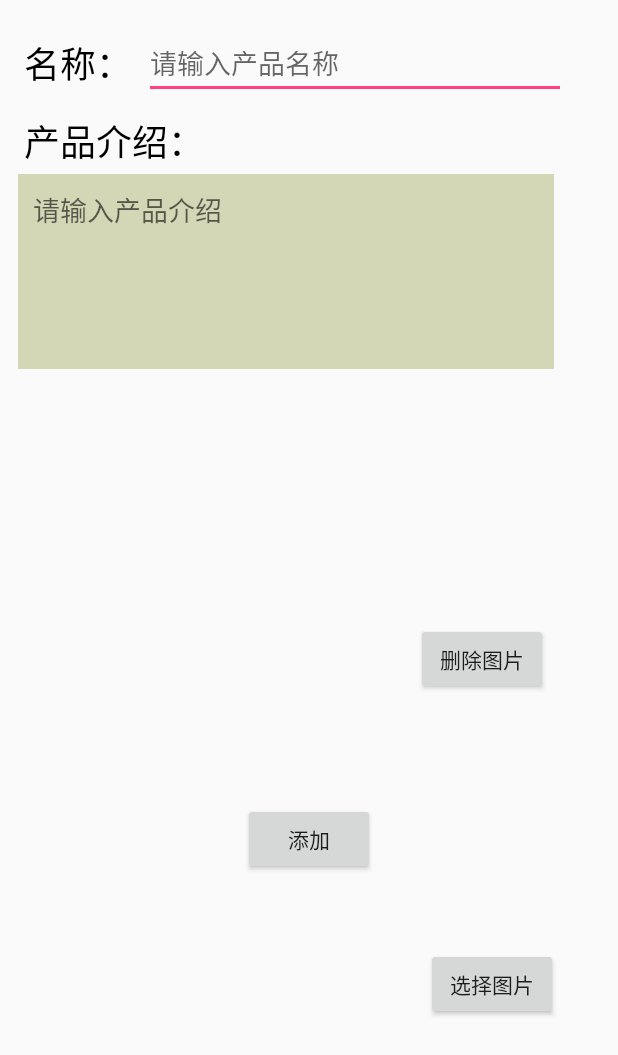
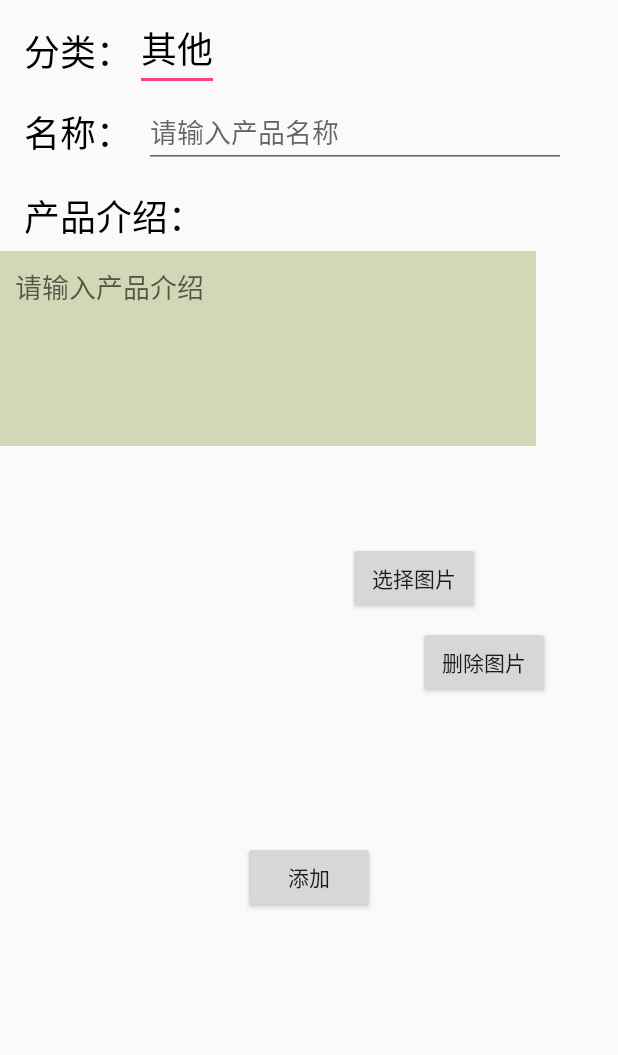
Before and after one commit to DavidLLI/Android-Item-Viewer, an Android app: the screen it shows after launch (AddUpdateItemActivity), after a tap on an icon or button, on a phone screen of 412 x 824 dp. Shown: the top 1055 px of the screen. Run offline under Robolectric (Android 15) with nearby library versions, the phone set to English and light mode, and no system bars; our stand-ins replace Room's generated code.

Commit message:
with category

```diff
--- a/app/src/main/java/com/example/a4742_000/myapplication/AddUpdateItemActivity.java
+++ b/app/src/main/java/com/example/a4742_000/myapplication/AddUpdateItemActivity.java
@@ -6,6 +6,7 @@ import android.content.Intent;
 import android.net.Uri;
 import android.os.Bundle;
 import android.provider.MediaStore;
+import android.support.annotation.Nullable;
 import android.support.design.widget.FloatingActionButton;
 import android.support.v7.app.AppCompatActivity;
 import android.support.v7.widget.GridLayoutManager;
@@ -15,6 +16,7 @@ import android.text.Editable;
 import android.text.TextWatcher;
 import android.util.DisplayMetrics;
 import android.view.View;
+import android.widget.AutoCompleteTextView;
 import android.widget.Button;
 import android.widget.CheckBox;
 import android.widget.EditText;
@@ -35,6 +37,8 @@ public class AddUpdateItemActivity extends AppCompatActivity {
     private EditText name_edit;
     private EditText description_edit;
     private RecyclerView images_view;
+    private AutoCompleteTextView category_view;
+    private ArrayStringAdapter categoryAdapter;
     private RecyclerView.LayoutManager mLayoutManager;
     private ImageListAdapter imageListAdapter;
     ListItemModel model;
@@ -49,6 +53,12 @@ public class AddUpdateItemActivity extends AppCompatActivity {
 
         setContentView(R.layout.new_item_view);
 
+        category_view = findViewById(R.id.categories_dropdown);
+        categoryAdapter = new ArrayStringAdapter(this, R.layout.my_text_view);
+        category_view.setAdapter(categoryAdapter);
+        model.getAllCategories().observe(this, (@Nullable final List<String> categories) -> {
+            categoryAdapter.updateData(categories);
+        });
         name_edit = findViewById(R.id.product_name_add);
         description_edit = findViewById(R.id.product_description_add);
         images_view = (RecyclerView) findViewById(R.id.imageList_add_view);
@@ -63,6 +73,10 @@ public class AddUpdateItemActivity extends AppCompatActivity {
 
         mItem = new ListItem();
 
+        if (getIntent().getExtras().get("category") != null) {
+            mItem.setCategory((String)getIntent().getExtras().get("category"));
+            category_view.setText(mItem.getCategory());
+        }
         if (getIntent().getExtras().get("name") != null) {
             mItem.setName((String)getIntent().getExtras().get("name"));
             name_edit.setText(mItem.getName());
@@ -100,6 +114,17 @@ public class AddUpdateItemActivity extends AppCompatActivity {
             public void afterTextChanged(Editable s) {
                 mItem.setDescription(s.toString());
             }
+        });
+
+        category_view.addTextChangedListener(new TextWatcher() {
+            @Override
+            public void beforeTextChanged(CharSequence s, int start, int count, int after) {}
+
+            @Override
+            public void onTextChanged(CharSequence s, int start, int before, int count) {}
+
+            @Override
+            public void afterTextChanged(Editable s) { mItem.setCategory(s.toString()); }
         });
 
         Button addPic_Button = (Button) findViewById(R.id.choose_pic_button);
--- /dev/null
+++ b/app/src/main/java/com/example/a4742_000/myapplication/ArrayStringAdapter.java
@@ -0,0 +1,31 @@
+package com.example.a4742_000.myapplication;
+
+import android.content.Context;
+import android.widget.ArrayAdapter;
+
+import java.util.ArrayList;
+import java.util.List;
+
+public class ArrayStringAdapter extends ArrayAdapter<String> {
+    private List<String> categories;
+
+    public ArrayStringAdapter(Context context, int resource) {
+        super(context, resource);
+        this.categories = new ArrayList<String>();
+    }
+
+    @Override
+    public int getCount() {
+        return categories.size();
+    }
+
+    @Override
+    public String getItem(int position) {
+        return categories.get(position);
+    }
+
+    public void updateData(List<String> categories) {
+        this.categories = categories;
+        notifyDataSetChanged();
+    }
+}
--- a/app/src/main/java/com/example/a4742_000/myapplication/Database/ListItemDao.java
+++ b/app/src/main/java/com/example/a4742_000/myapplication/Database/ListItemDao.java
@@ -23,6 +23,12 @@ public interface ListItemDao {
     @Query("SELECT * FROM ListItem WHERE name LIKE :name")
     LiveData<ListItem> findByName(String name);
 
+    @Query("SELECT * FROM ListItem WHERE category == :category")
+    LiveData<List<ListItem>> findByCategory(String category);
+
+    @Query("SELECT DISTINCT category FROM ListItem")
+    LiveData<List<String>> getAllCategories();
+
     @Insert(onConflict = OnConflictStrategy.REPLACE)
     void insertAll(List<ListItem> item);
 
--- a/app/src/main/java/com/example/a4742_000/myapplication/Database/ListItemModel.java
+++ b/app/src/main/java/com/example/a4742_000/myapplication/Database/ListItemModel.java
@@ -10,12 +10,16 @@ public class ListItemModel extends AndroidViewModel {
     private ListItemRepository mRepository;
 
     private LiveData<List<ListItem>> AllItems;
+    private LiveData<List<String>> AllCategories;
 
     public ListItemModel (Application application) {
         super(application);
         mRepository = new ListItemRepository(application);
         AllItems = mRepository.getAllItems();
+        AllCategories = mRepository.getAllCategories();
     }
+
+    public LiveData<List<String>> getAllCategories() { return this.AllCategories; }
 
     public LiveData<List<ListItem>> getAllItems() {
         return AllItems;
--- a/app/src/main/java/com/example/a4742_000/myapplication/Database/ListItemRepository.java
+++ b/app/src/main/java/com/example/a4742_000/myapplication/Database/ListItemRepository.java
@@ -10,15 +10,19 @@ import java.util.Map;
 public class ListItemRepository {
     private ListItemDao mListItemDao;
     private LiveData<List<ListItem>> items;
+    private LiveData<List<String>> categories;
 
     ListItemRepository(Application application) {
         AppDatabase db = AppDatabase.getInstance(application);
         mListItemDao = db.listItemDao();
         items = mListItemDao.getAll();
+        categories = mListItemDao.getAllCategories();
     }
 
+    LiveData<List<String>> getAllCategories() { return this.categories; }
+
     LiveData<List<ListItem>> getAllItems() {
-        return items;
+        return this.items;
     }
 
     public void insert (List<ListItem> items) {
--- a/app/src/main/java/com/example/a4742_000/myapplication/MainActivity.java
+++ b/app/src/main/java/com/example/a4742_000/myapplication/MainActivity.java
@@ -15,6 +15,8 @@ import android.util.DisplayMetrics;
 import android.view.View;
 import android.view.Menu;
 import android.view.MenuItem;
+import android.widget.AdapterView;
+import android.widget.Spinner;
 
 import com.example.a4742_000.myapplication.Database.AppDatabase;
 import com.example.a4742_000.myapplication.Database.ListItem;
@@ -26,12 +28,10 @@ import java.util.List;
 public class MainActivity extends AppCompatActivity {
 
     private ListItemModel mListItemViewModel;
+    private Spinner filterByCategory;
     private RecyclerView mainListView;
     private MainAdapter mainListAdapter;
     private RecyclerView.LayoutManager mLayoutManager;
-
-    // Database
-    private AppDatabase db;
 
     private static int calculateNoOfColumns(Context context) {
         DisplayMetrics displayMetrics = context.getResources().getDisplayMetrics();
@@ -48,6 +48,26 @@ public class MainActivity extends AppCompatActivity {
         Toolbar toolbar = (Toolbar) findViewById(R.id.toolbar);
         setSupportActionBar(toolbar);
 
+        // Initiate view model
+        mListItemViewModel = ViewModelProviders.of(this).get(ListItemModel.class);
+
+        filterByCategory = findViewById(R.id.category_filter_dropdown);
+        ArrayStringAdapter categoryAdapter = new ArrayStringAdapter(this, R.layout.my_text_view);
+        mListItemViewModel.getAllCategories().observe(this, (@Nullable final List<String> categories) -> {
+            categories.add(0, "全部");
+            categoryAdapter.updateData(categories);
+        });
+        filterByCategory.setAdapter(categoryAdapter);
+        filterByCategory.setOnItemSelectedListener(new AdapterView.OnItemSelectedListener() {
+            @Override
+            public void onItemSelected(AdapterView<?> parent, View view, int position, long id) {
+                mainListAdapter.dataChange(null, parent.getSelectedItem().toString());
+            }
+
+            @Override
+            public void onNothingSelected(AdapterView<?> parent) {}
+        });
+
         mainListView = (RecyclerView) findViewById(R.id.MainList);
         // Performance if size does not change
         mainListView.setHasFixedSize(true);
@@ -57,18 +77,11 @@ public class MainActivity extends AppCompatActivity {
         mLayoutManager = new GridLayoutManager(this, numberOfColumns);
         mainListView.setLayoutManager(mLayoutManager);
 
-        // Data Block
-        db = Room.databaseBuilder(getApplicationContext(),
-                AppDatabase.class, "item_database").build();
-
         // specify an adapter (see also next example)
         mainListAdapter = new MainAdapter();
         mainListView.setAdapter(mainListAdapter);
-
-        // Initiate view model
-        mListItemViewModel = ViewModelProviders.of(this).get(ListItemModel.class);
         mListItemViewModel.getAllItems().observe(this, (@Nullable final List<ListItem> items) -> {
-            mainListAdapter.dataChange(items);
+            mainListAdapter.dataChange(items, null);
         });
 
         FloatingActionButton addButton = (FloatingActionButton) findViewById(R.id.add_button);
--- a/app/src/main/java/com/example/a4742_000/myapplication/MainAdapter.java
+++ b/app/src/main/java/com/example/a4742_000/myapplication/MainAdapter.java
@@ -9,17 +9,22 @@ import android.support.v7.widget.RecyclerView;
 import android.view.LayoutInflater;
 import android.view.View;
 import android.view.ViewGroup;
+import android.widget.Filter;
+import android.widget.Filterable;
 import android.widget.ImageView;
 import android.widget.TextView;
 
 import com.example.a4742_000.myapplication.Database.ListItem;
 
+import java.io.FilterReader;
 import java.io.IOException;
 import java.util.ArrayList;
 import java.util.List;
 
 public class MainAdapter extends RecyclerView.Adapter<MainAdapter.ViewHolder> {
     private List<ListItem> mDataset;
+    private List<ListItem> filteredDataset;
+    private String category;
 
     public static class ViewHolder extends RecyclerView.ViewHolder {
         // each data item is just a string in this case
@@ -37,6 +42,8 @@ public class MainAdapter extends RecyclerView.Adapter<MainAdapter.ViewHolder> {
     // Provide a suitable constructor (depends on the kind of dataset)
     public MainAdapter() {
         mDataset = new ArrayList<ListItem>();
+        filteredDataset = new ArrayList<>();
+        category = new String();
     }
 
     // Create new views (invoked by the layout manager)
@@ -55,10 +62,10 @@ public class MainAdapter extends RecyclerView.Adapter<MainAdapter.ViewHolder> {
     public void onBindViewHolder(ViewHolder holder, final int position) {
         // - get element from your dataset at this position
         // - replace the contents of the view with that element
-        holder.mTextView.setText(mDataset.get(position).getName());
+        holder.mTextView.setText(filteredDataset.get(position).getName());
         try {
             holder.mImageView.setImageBitmap(MediaStore.Images.Media.getBitmap(holder.mImageView.getContext()
-                    .getContentResolver(), Uri.parse(mDataset.get(position).getImageUrisWrapper().get(0))));
+                    .getContentResolver(), Uri.parse(filteredDataset.get(position).getImageUrisWrapper().get(0))));
         } catch (Exception e) {
             holder.mImageView.setImageResource(R.drawable.captainamerica);
         }
@@ -69,10 +76,11 @@ public class MainAdapter extends RecyclerView.Adapter<MainAdapter.ViewHolder> {
 
                 // Put in data
                 Bundle bundle = new Bundle();
-                bundle.putInt("uid", mDataset.get(position).getUid());
-                bundle.putString("name", mDataset.get(position).getName());
-                bundle.putStringArrayList("image", new ArrayList(mDataset.get(position).getImageUrisWrapper()));
-                bundle.putString("description", mDataset.get(position).getDescription());
+                bundle.putInt("uid", filteredDataset.get(position).getUid());
+                bundle.putString("category", filteredDataset.get(position).getCategory());
+                bundle.putString("name", filteredDataset.get(position).getName());
+                bundle.putStringArrayList("image", new ArrayList(filteredDataset.get(position).getImageUrisWrapper()));
+                bundle.putString("description", filteredDataset.get(position).getDescription());
                 intentBundle.putExtras(bundle);
                 ClickedView.getContext().startActivity(intentBundle);
             }
@@ -82,7 +90,7 @@ public class MainAdapter extends RecyclerView.Adapter<MainAdapter.ViewHolder> {
     // Return the size of your dataset (invoked by the layout manager)
     @Override
     public int getItemCount() {
-        return mDataset.size();
+        return filteredDataset.size();
     }
 
     @Override
@@ -90,9 +98,17 @@ public class MainAdapter extends RecyclerView.Adapter<MainAdapter.ViewHolder> {
         super.onAttachedToRecyclerView(recyclerView);
     }
 
-    public void dataChange(List<ListItem> items) {
-        mDataset = items;
+    public void dataChange(List<ListItem> items, String category) {
+        if (items != null) {
+            mDataset = items;
+        }
+        this.category = category;
+        filteredDataset.clear();
+        for (ListItem item : mDataset) {
+            if (item.getCategory().equals(category) || category == null || category.isEmpty() || category.equals("全部")) {
+                filteredDataset.add(item);
+            }
+        }
         notifyDataSetChanged();
     }
-
 }
--- a/app/src/main/res/layout/my_text_view.xml
+++ b/app/src/main/res/layout/my_text_view.xml
@@ -1,6 +1,8 @@
 <?xml version="1.0" encoding="utf-8"?>
 <TextView xmlns:android="http://schemas.android.com/apk/res/android"
-    android:layout_width="match_parent"
-    android:layout_height="wrap_content ">
+    android:layout_width="wrap_content"
+    android:layout_height="wrap_content"
+    android:textColor="#000000"
+    android:textSize="24sp">
 
 </TextView>
--- a/app/src/main/res/layout/new_item_view.xml
+++ b/app/src/main/res/layout/new_item_view.xml
@@ -6,14 +6,37 @@
     android:layout_width="match_parent"
     android:layout_height="match_parent">
 
+    <TextView
+        android:id="@+id/textView4"
+        android:layout_width="74dp"
+        android:layout_height="30dp"
+        android:layout_marginStart="16dp"
+        android:layout_marginTop="16dp"
+        android:text="分类："
+        android:textColor="#000000"
+        android:textSize="24sp"
+        app:layout_constraintStart_toStartOf="parent"
+        app:layout_constraintTop_toTopOf="parent" />
+
+    <AutoCompleteTextView
+        android:id="@+id/categories_dropdown"
+        android:layout_width="wrap_content"
+        android:layout_height="wrap_content"
+        android:layout_marginTop="4dp"
+        android:text="其他"
+        android:textColor="#000000"
+        android:textSize="24sp"
+        app:layout_constraintStart_toEndOf="@+id/textView4"
+        app:layout_constraintTop_toTopOf="parent" />
+
     <EditText
         android:id="@+id/product_name_add"
         android:layout_width="281dp"
         android:layout_height="42dp"
         android:layout_marginBottom="8dp"
         android:layout_marginEnd="8dp"
-        android:layout_marginStart="96dp"
-        android:layout_marginTop="24dp"
+        android:layout_marginStart="8dp"
+        android:layout_marginTop="8dp"
         android:ems="10"
         android:hint="请输入产品名称"
         android:inputType="textPersonName"
@@ -21,48 +44,49 @@
         app:layout_constraintBottom_toBottomOf="parent"
         app:layout_constraintEnd_toEndOf="parent"
         app:layout_constraintHorizontal_bias="0.0"
-        app:layout_constraintStart_toStartOf="parent"
-        app:layout_constraintTop_toTopOf="parent"
-        app:layout_constraintVertical_bias="0.0" />
+        app:layout_constraintStart_toEndOf="@+id/textView3"
+        app:layout_constraintTop_toBottomOf="@+id/categories_dropdown"
+        app:layout_constraintVertical_bias="0.002" />
 
     <TextView
-        android:layout_width="95dp"
-        android:layout_height="33dp"
+        android:id="@+id/textView3"
+        android:layout_width="72dp"
+        android:layout_height="32dp"
         android:layout_marginStart="16dp"
         android:layout_marginTop="24dp"
         android:text="名称："
+        android:textColor="#000000"
         android:textSize="24sp"
         app:layout_constraintStart_toStartOf="parent"
-        app:layout_constraintTop_toTopOf="parent"
-        android:textColor="#000000"/>
+        app:layout_constraintTop_toBottomOf="@+id/textView4" />
 
     <EditText
         android:id="@+id/product_description_add"
         android:layout_width="357dp"
         android:layout_height="130dp"
-        android:layout_marginStart="12dp"
-        android:layout_marginTop="116dp"
+        android:layout_marginTop="8dp"
+        android:background="#d3d7b6"
         android:ems="10"
-        android:padding="10dp"
+        android:gravity="top|start"
         android:hint="请输入产品介绍"
         android:inputType="textMultiLine"
+        android:padding="10dp"
+        android:scrollbars="vertical"
         android:textColor="#000000"
-        android:background="#d3d7b6"
-        android:gravity="top|start"
         app:layout_constraintStart_toStartOf="parent"
-        app:layout_constraintTop_toTopOf="parent"
-        android:scrollbars="vertical" />
+        app:layout_constraintTop_toBottomOf="@+id/textView2" />
 
     <TextView
+        android:id="@+id/textView2"
         android:layout_width="120dp"
         android:layout_height="33dp"
         android:layout_marginStart="16dp"
-        android:layout_marginTop="76dp"
+        android:layout_marginTop="24dp"
         android:text="产品介绍："
         android:textColor="#000000"
         android:textSize="24sp"
         app:layout_constraintStart_toStartOf="parent"
-        app:layout_constraintTop_toTopOf="parent" />
+        app:layout_constraintTop_toBottomOf="@+id/textView3" />
 
     <android.support.v7.widget.RecyclerView
         android:id="@+id/imageList_add_view"
@@ -94,31 +118,31 @@
         android:id="@+id/delete_pic_button"
         android:layout_width="wrap_content"
         android:layout_height="wrap_content"
-        android:text="删除图片"
         android:layout_marginBottom="8dp"
         android:layout_marginEnd="8dp"
         android:layout_marginStart="8dp"
         android:layout_marginTop="8dp"
-        app:layout_constraintBottom_toBottomOf="@+id/add_submit_button"
+        android:text="删除图片"
+        app:layout_constraintBottom_toBottomOf="parent"
         app:layout_constraintEnd_toEndOf="parent"
-        app:layout_constraintHorizontal_bias="0.875"
+        app:layout_constraintHorizontal_bias="0.879"
         app:layout_constraintStart_toStartOf="parent"
-        app:layout_constraintTop_toBottomOf="@+id/product_description_add"
-        app:layout_constraintVertical_bias="0.59" />
+        app:layout_constraintTop_toBottomOf="@+id/choose_pic_button"
+        app:layout_constraintVertical_bias="0.0" />
 
     <Button
         android:id="@+id/choose_pic_button"
         android:layout_width="wrap_content"
         android:layout_height="wrap_content"
         android:layout_marginBottom="136dp"
-        android:layout_marginEnd="40dp"
+        android:layout_marginEnd="92dp"
         android:layout_marginStart="8dp"
         android:layout_marginTop="8dp"
         android:text="选择图片"
         app:layout_constraintBottom_toBottomOf="parent"
         app:layout_constraintEnd_toEndOf="parent"
         app:layout_constraintHorizontal_bias="1.0"
-        app:layout_constraintStart_toEndOf="@+id/image_add"
-        app:layout_constraintTop_toTopOf="parent"
-        app:layout_constraintVertical_bias="0.987" />
+        app:layout_constraintStart_toStartOf="parent"
+        app:layout_constraintTop_toBottomOf="@+id/imageList_add_view"
+        app:layout_constraintVertical_bias="0.028" />
 </android.support.constraint.ConstraintLayout>
```
Also changed, not shown: app/src/main/java/com/example/a4742_000/myapplication/Database/ListItem.java (+13 -2 lines), app/src/main/java/com/example/a4742_000/myapplication/SpecificItemActivity.java (+7 -2 lines), app/src/main/res/layout/content_main.xml (+12 -1 lines), app/src/main/res/layout/item_specific_view.xml (+28 -7 lines).
